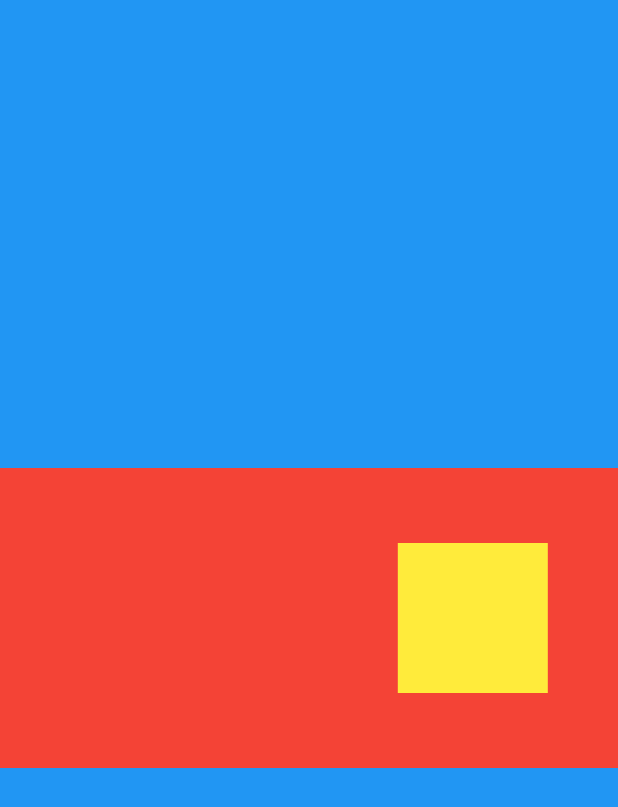
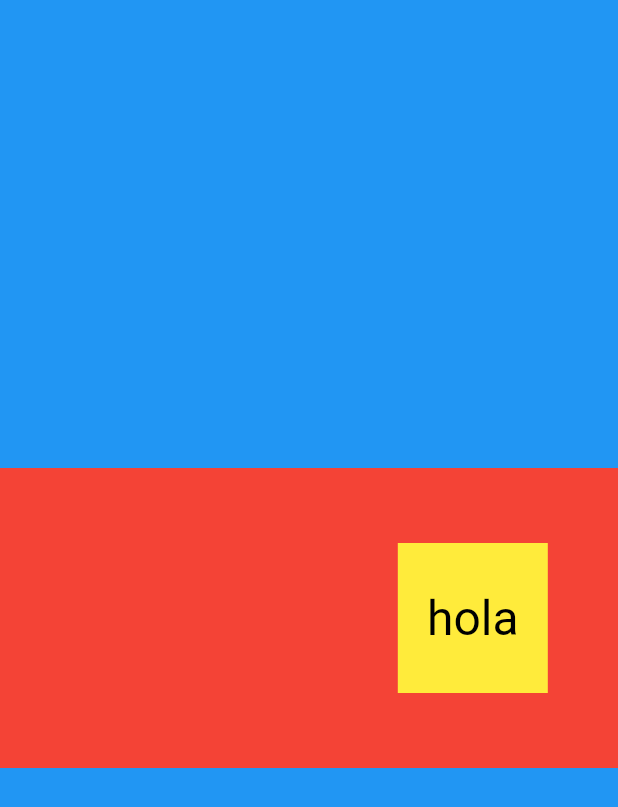
Before and after one commit to Josehdez96/advanced_layout, a Flutter app: the screen it shows after launch, on a phone screen of 412 x 824 dp. Shown: the top 807 px of the screen. Run offline on Flutter 3.47's test engine with Material 2 defaults, Android fonts, the light colour scheme and no system bars.

Commit message:
main: text inherit

```diff
--- a/lib/main.dart
+++ b/lib/main.dart
@@ -25,6 +25,16 @@ class MyApp extends StatelessWidget {
               color: Colors.yellow,
               height: 100,
               width: 100,
+              child: const Center(
+                child: Text(
+                  'hola',
+                  style: TextStyle(
+                    inherit: false,
+                    fontSize: 32,
+                    color: Colors.black,
+                  ),
+                ),
+              ),
             ),
           ),
         ),
```
